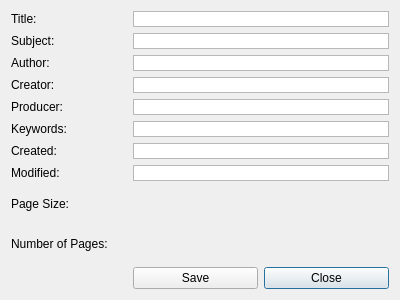
The window that src-qt5/desktop-utils/lumina-pdf/propDialog.ui (lumina-desktop/lumina) describes before a commit, drawn with Qt 5.
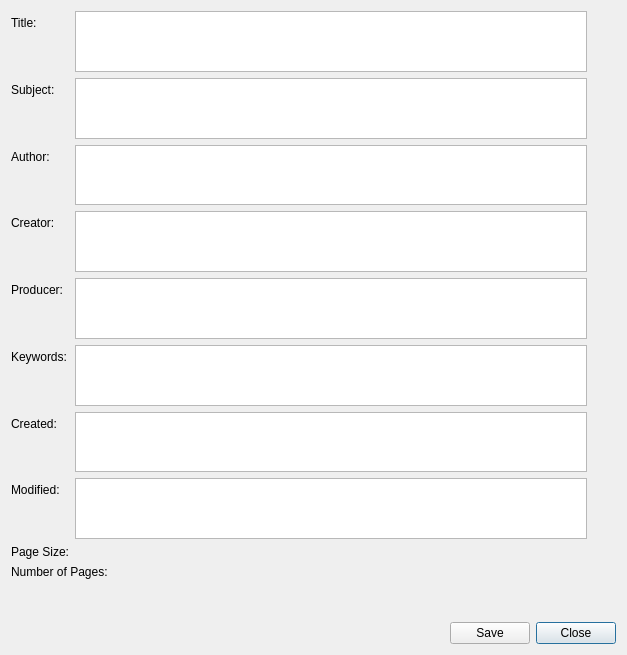
The same window after the commit.

Commit message: Get lumina-pdf all up and running again. 1. Abstract out the backend renderer into a new class 2. The Renderer can be selected at build time by setting the "USE_MUPDF" build flag to use mupdf instead of poppler (default).

What changed in the file:
```diff
--- a/src-qt5/desktop-utils/lumina-pdf/propDialog.ui
+++ b/src-qt5/desktop-utils/lumina-pdf/propDialog.ui
@@ -6,21 +6,14 @@
    <rect>
     <x>0</x>
     <y>0</y>
-    <width>400</width>
-    <height>300</height>
+    <width>627</width>
+    <height>655</height>
    </rect>
   </property>
   <property name="windowTitle">
    <string>PDF Information</string>
   </property>
-  <layout class="QGridLayout" name="gridLayout">
-   <item row="8" column="0" colspan="3">
-    <widget class="QLabel" name="sizeL">
-     <property name="text">
-      <string>Page Size:</string>
-     </property>
-    </widget>
-   </item>
+  <layout class="QFormLayout" name="formLayout">
    <item row="0" column="0">
     <widget class="QLabel" name="titleL">
      <property name="text">
@@ -28,7 +21,7 @@
      </property>
     </widget>
    </item>
-   <item row="0" column="1" colspan="2">
+   <item row="0" column="1">
     <widget class="QTextEdit" name="titleE">
      <property name="sizePolicy">
       <sizepolicy hsizetype="Preferred" vsizetype="Preferred">
@@ -45,7 +38,7 @@
      <property name="maximumSize">
       <size>
        <width>512</width>
-       <height>16</height>
+       <height>128</height>
       </size>
      </property>
      <property name="acceptDrops">
@@ -71,14 +64,14 @@
      </property>
     </widget>
    </item>
-   <item row="1" column="0">
+   <item row="2" column="0">
     <widget class="QLabel" name="subjectL">
      <property name="text">
       <string>Subject:</string>
      </property>
     </widget>
    </item>
-   <item row="1" column="1" colspan="2">
+   <item row="2" column="1">
     <widget class="QTextEdit" name="subjectE">
      <property name="sizePolicy">
       <sizepolicy hsizetype="Preferred" vsizetype="Preferred">
@@ -95,7 +88,7 @@
      <property name="maximumSize">
       <size>
        <width>512</width>
-       <height>16</height>
+       <height>128</height>
       </size>
      </property>
      <property name="acceptDrops">
@@ -121,14 +114,14 @@
      </property>
     </widget>
    </item>
-   <item row="2" column="0">
+   <item row="4" column="0">
     <widget class="QLabel" name="authorL">
      <property name="text">
       <string>Author:</string>
      </property>
     </widget>
    </item>
-   <item row="2" column="1" colspan="2">
+   <item row="4" column="1">
     <widget class="QTextEdit" name="authorE">
      <property name="sizePolicy">
       <sizepolicy hsizetype="Preferred" vsizetype="Preferred">
@@ -145,7 +138,7 @@
      <property name="maximumSize">
       <size>
        <width>512</width>
-       <height>16</height>
+       <height>128</height>
       </size>
      </property>
      <property name="acceptDrops">
@@ -171,14 +164,14 @@
      </property>
     </widget>
    </item>
-   <item row="3" column="0">
+   <item row="6" column="0">
     <widget class="QLabel" name="creatorL">
      <property name="text">
       <string>Creator:</string>
      </property>
     </widget>
    </item>
-   <item row="3" column="1" colspan="2">
+   <item row="6" column="1">
     <widget class="QTextEdit" name="creatorE">
      <property name="sizePolicy">
       <sizepolicy hsizetype="Preferred" vsizetype="Preferred">
@@ -195,7 +188,7 @@
      <property name="maximumSize">
       <size>
        <width>512</width>
-       <height>16</height>
+       <height>128</height>
       </size>
      </property>
      <property name="acceptDrops">
@@ -224,14 +217,14 @@
      </property>
     </widget>
    </item>
-   <item row="4" column="0">
+   <item row="8" column="0">
     <widget class="QLabel" name="producerL">
      <property name="text">
       <string>Producer:</string>
      </property>
     </widget>
    </item>
-   <item row="4" column="1" colspan="2">
+   <item row="8" column="1">
     <widget class="QTextEdit" name="producerE">
      <property name="sizePolicy">
       <sizepolicy hsizetype="Preferred" vsizetype="Preferred">
@@ -248,7 +241,7 @@
      <property name="maximumSize">
       <size>
        <width>512</width>
-       <height>16</height>
+       <height>128</height>
       </size>
      </property>
      <property name="acceptDrops">
@@ -271,14 +264,14 @@
      </property>
     </widget>
    </item>
-   <item row="5" column="0">
+   <item row="10" column="0">
     <widget class="QLabel" name="keywordsL">
      <property name="text">
       <string>Keywords:</string>
      </property>
     </widget>
    </item>
-   <item row="5" column="1" colspan="2">
+   <item row="10" column="1">
     <widget class="QTextEdit" name="keywordE">
      <property name="enabled">
       <bool>true</bool>
@@ -298,7 +291,7 @@
      <property name="maximumSize">
       <size>
        <width>512</width>
-       <height>16</height>
+       <height>128</height>
       </size>
      </property>
      <property name="acceptDrops">
@@ -330,14 +323,14 @@
      </property>
     </widget>
    </item>
-   <item row="6" column="0">
+   <item row="12" column="0">
     <widget class="QLabel" name="createdL">
      <property name="text">
       <string>Created: </string>
      </property>
     </widget>
    </item>
-   <item row="6" column="1" colspan="2">
+   <item row="12" column="1">
     <widget class="QTextEdit" name="createdEntry">
      <property name="enabled">
       <bool>true</bool>
@@ -357,7 +350,7 @@
      <property name="maximumSize">
       <size>
        <width>512</width>
-       <height>16</height>
+       <height>128</height>
       </size>
      </property>
      <property name="acceptDrops">
@@ -389,14 +382,14 @@
      </property>
     </widget>
    </item>
-   <item row="7" column="0">
+   <item row="14" column="0">
     <widget class="QLabel" name="modifiedL">
      <property name="text">
       <string>Modified: </string>
      </property>
     </widget>
    </item>
-   <item row="7" column="1" colspan="2">
+   <item row="14" column="1">
     <widget class="QTextEdit" name="modifiedEntry">
      <property name="enabled">
       <bool>true</bool>
@@ -416,7 +409,7 @@
      <property name="maximumSize">
       <size>
        <width>512</width>
-       <height>16</height>
+       <height>128</height>
       </size>
      </property>
      <property name="acceptDrops">
@@ -448,36 +441,73 @@
      </property>
     </widget>
    </item>
-   <item row="10" column="1">
-    <widget class="QPushButton" name="saveButton">
+   <item row="16" column="0">
+    <widget class="QLabel" name="sizeL">
      <property name="text">
-      <string>Save</string>
+      <string>Page Size:</string>
      </property>
     </widget>
    </item>
-   <item row="10" column="2">
-    <widget class="QPushButton" name="closeButton">
-     <property name="text">
-      <string>Close</string>
-     </property>
-     <property name="autoDefault">
-      <bool>true</bool>
-     </property>
-     <property name="default">
-      <bool>true</bool>
-     </property>
-     <property name="flat">
-      <bool>false</bool>
-     </property>
-    </widget>
-   </item>
-   <item row="9" column="0" colspan="3">
+   <item row="17" column="0" colspan="2">
     <widget class="QLabel" name="numberL">
      <property name="text">
       <string>Number of Pages:</string>
      </property>
     </widget>
    </item>
+   <item row="19" column="0" colspan="2">
+    <layout class="QHBoxLayout" name="horizontalLayout">
+     <item>
+      <spacer name="horizontalSpacer">
+       <property name="orientation">
+        <enum>Qt::Horizontal</enum>
+       </property>
+       <property name="sizeHint" stdset="0">
+        <size>
+         <width>40</width>
+         <height>20</height>
+        </size>
+       </property>
+      </spacer>
+     </item>
+     <item>
+      <widget class="QPushButton" name="saveButton">
+       <property name="text">
+        <string>Save</string>
+       </property>
+      </widget>
+     </item>
+     <item>
+      <widget class="QPushButton" name="closeButton">
+       <property name="text">
+        <string>Close</string>
+       </property>
+       <property name="autoDefault">
+        <bool>true</bool>
+       </property>
+       <property name="default">
+        <bool>true</bool>
+       </property>
+       <property name="flat">
+        <bool>false</bool>
+       </property>
+      </widget>
+     </item>
+    </layout>
+   </item>
+   <item row="18" column="0">
+    <spacer name="verticalSpacer">
+     <property name="orientation">
+      <enum>Qt::Vertical</enum>
+     </property>
+     <property name="sizeHint" stdset="0">
+      <size>
+       <width>20</width>
+       <height>40</height>
+      </size>
+     </property>
+    </spacer>
+   </item>
   </layout>
  </widget>
  <resources/>
```
The commit also changes 10 other files.
